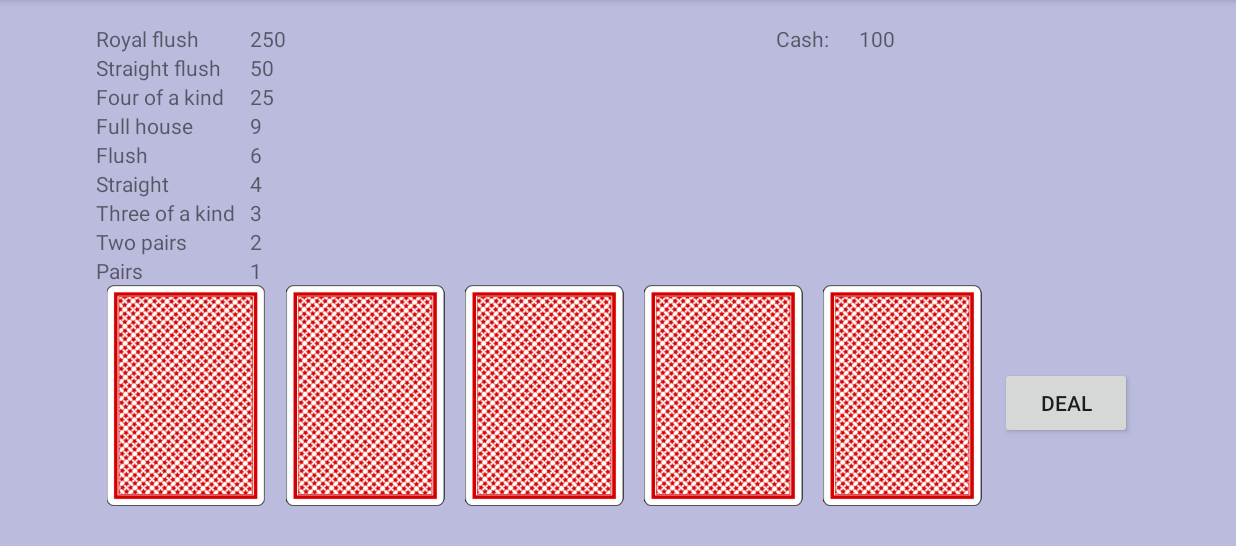
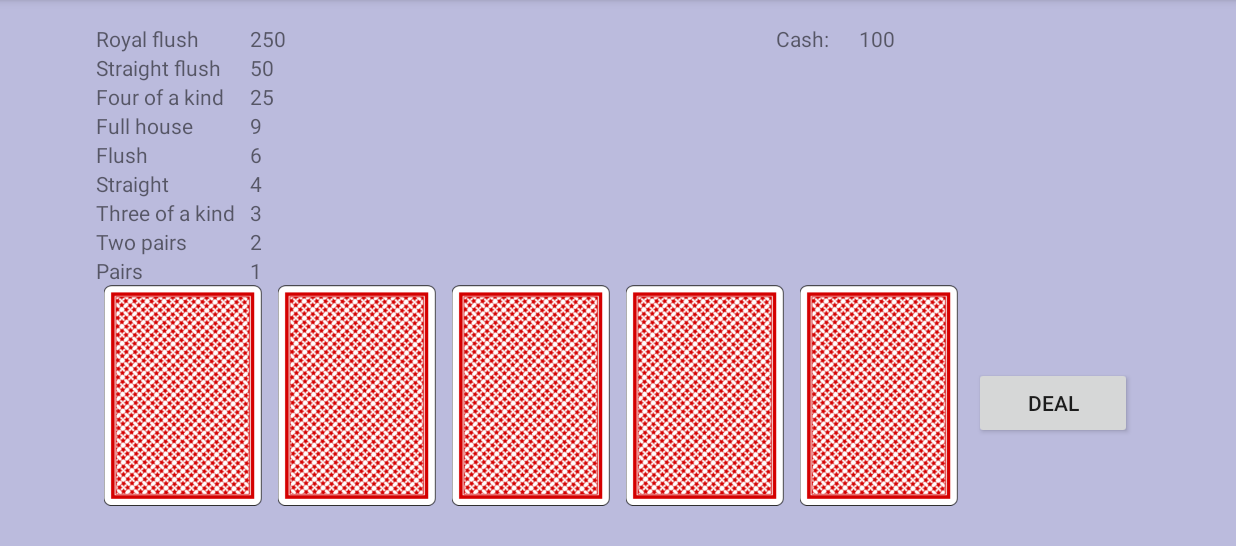
Before and after one commit to haavstr/videopoker, an Android app: the screen it shows after launch (GameActivity), on a phone screen of 824 x 412 dp (held sideways), the part 72-618 px from its top. Run offline under Robolectric (Android 15) with nearby library versions, the phone set to English and light mode, and no system bars.

Commit message:
Fixed views to keep size when changing cards

```diff
--- a/VideoPoker/app/src/main/java/no/haavstr/videopoker/GameActivity.java
+++ b/VideoPoker/app/src/main/java/no/haavstr/videopoker/GameActivity.java
@@ -27,7 +27,6 @@ public class GameActivity extends ActionBarActivity {
     private Button dealButton;
     private TextView cashView;
     public ImageView card1, card2, card3, card4, card5;
-    private ImageView [] cards = {card1, card2, card3, card4, card5};
     private Context context;
 
     public void onCreate(Bundle savedInstanceState) {
--- /dev/null
+++ b/VideoPoker/app/src/main/res/layout-land/activity_main.xml
@@ -0,0 +1,36 @@
+<LinearLayout xmlns:android="http://schemas.android.com/apk/res/android"
+    xmlns:tools="http://schemas.android.com/tools" android:layout_width="match_parent"
+    android:layout_height="match_parent" android:paddingLeft="@dimen/activity_horizontal_margin"
+    android:paddingRight="@dimen/activity_horizontal_margin"
+    android:paddingTop="@dimen/activity_vertical_margin"
+    android:paddingBottom="@dimen/activity_vertical_margin" tools:context=".MainActivity"
+    >
+
+
+    <TableLayout
+        android:layout_width="match_parent"
+        android:layout_height="match_parent"
+        android:layout_weight="1">
+
+        <TableRow>
+            <TextView android:id="@+id/card1" android:gravity="center_horizontal"
+                android:text="X" />
+            <TextView android:id="@+id/card2" android:gravity="center_horizontal"
+                android:text="X" />
+            <TextView android:id="@+id/card3" android:gravity="center_horizontal"
+                android:text="X" />
+            <TextView android:id="@+id/card4" android:gravity="center_horizontal"
+                android:text="X" />
+            <TextView android:id="@+id/card5" android:gravity="center_horizontal"
+                android:text="X" />
+            <Button android:id="@+id/deal" android:text="Deal" />
+        </TableRow>
+        <TableRow>
+             <Button android:id="@+id/hold1" android:text="@string/hold" />
+             <Button android:id="@+id/hold2" android:text="@string/hold" />
+             <Button android:id="@+id/hold3" android:text="@string/hold" />
+             <Button android:id="@+id/hold4" android:text="@string/hold" />
+             <Button android:id="@+id/hold5" android:text="@string/hold" />
+        </TableRow>
+        </TableLayout>
+</LinearLayout>
--- a/VideoPoker/app/src/main/res/layout/activity_game.xml
+++ b/VideoPoker/app/src/main/res/layout/activity_game.xml
@@ -1,16 +1,23 @@
-<LinearLayout xmlns:android="http://schemas.android.com/apk/res/android"
+<RelativeLayout xmlns:android="http://schemas.android.com/apk/res/android"
     xmlns:tools="http://schemas.android.com/tools" android:layout_width="match_parent"
-    android:layout_height="match_parent" android:paddingLeft="@dimen/activity_horizontal_margin"
+    android:layout_height="fill_parent"
+    android:paddingLeft="@dimen/activity_horizontal_margin"
     android:paddingRight="@dimen/activity_horizontal_margin"
     android:paddingTop="@dimen/activity_vertical_margin"
-    android:paddingBottom="@dimen/activity_vertical_margin" tools:context=".MainActivity"
-    android:orientation="vertical"
+    android:paddingBottom="@dimen/activity_vertical_margin"
+    tools:context=".MainActivity"
+
     android:baselineAligned="true"
     android:background="#BBBBDD">
+    <!--android:orientation="vertical"-->
+
 
     <LinearLayout
+        android:id="@+id/winningstable"
         android:layout_width="match_parent"
-        android:layout_height="wrap_content">
+        android:layout_height="wrap_content"
+        android:gravity="top"
+        >
 
         <TableLayout
             android:layout_width="wrap_content"
@@ -19,7 +26,8 @@
             android:baselineAligned="true">
             <TableRow android:layout_width="wrap_content"
                 android:layout_height="match_parent">
-                <TextView android:id="@+id/royalflushtitle" android:text="@string/royalflushtitle"/>
+                <TextView android:id="@+id/royalflushtitle" android:text="@string/royalflushtitle"
+                    android:layout_width="wrap_content" />
                 <TextView android:id="@+id/royalflushreward" android:text="@string/royalflushreward"
                     android:layout_marginLeft="10dp"/>
             </TableRow>
@@ -83,87 +91,69 @@
     <LinearLayout
         android:orientation="horizontal"
         android:layout_width="match_parent"
-        android:layout_height="wrap_content">
-
-        <ImageView android:id="@+id/card3" android:layout_gravity="left"
-                android:layout_width="wrap_content"
-                android:layout_height="wrap_content"
-                android:layout_weight="1"
-                android:src="@drawable/red_back"
-                android:contentDescription="Card number 3"
-                android:clickable="true"
-                android:cropToPadding="false"
-                android:scaleType="fitCenter"
-                android:layout_alignParentTop="true"
-                android:layout_toRightOf="@+id/hold2"
-                android:layout_toEndOf="@+id/hold2"
-            android:baselineAlignBottom="false"
-            android:focusable="false"
-            android:layout_margin="5dp" />
+        android:layout_height="fill_parent"
+        android:layout_gravity="bottom"
+        android:layout_weight="1"
+        android:layout_below="@id/winningstable"
+        android:layout_alignParentBottom="true"
+        android:gravity="end">
 
         <ImageView android:id="@+id/card1" android:layout_gravity="left"
-            android:layout_width="wrap_content"
-            android:layout_height="wrap_content"
+            android:layout_width="0px"
+            android:layout_height="fill_parent"
             android:layout_weight="1"
             android:src="@drawable/red_back"
             android:contentDescription="Card number 1"
             android:clickable="true"
-            android:cropToPadding="false"
             android:scaleType="fitCenter"
-            android:layout_alignParentTop="true"
             android:layout_alignParentLeft="true"
-            android:layout_alignParentStart="true"
             android:layout_margin="5dp" />
-
-        <ImageView android:id="@+id/card5" android:layout_gravity="left"
-                android:layout_width="wrap_content"
-                android:layout_height="wrap_content"
-                android:layout_weight="1"
-
-                android:src="@drawable/red_back"
-                android:contentDescription="Card number 5"
-                android:clickable="true"
-                android:cropToPadding="false"
-                android:scaleType="fitCenter"
-                android:layout_alignParentTop="true"
-                android:layout_alignRight="@+id/hold5"
-                android:layout_alignEnd="@+id/hold5"
+        <ImageView android:id="@+id/card2" android:layout_gravity="left"
+            android:layout_width="0px"
+            android:layout_height="fill_parent"
+            android:layout_weight="1"
+            android:src="@drawable/red_back"
+            android:contentDescription="Card number 2"
+            android:clickable="true"
+            android:scaleType="fitCenter"
+            android:layout_toRightOf="@+id/card1"
             android:layout_margin="5dp" />
-
-        <ImageView android:id="@+id/card2" android:layout_gravity="left"
-                android:layout_width="wrap_content"
-                android:layout_height="wrap_content"
-                android:layout_weight="1"
-                android:src="@drawable/red_back"
-                android:contentDescription="Card number 2"
-                android:clickable="true"
-                android:cropToPadding="false"
-                android:scaleType="fitCenter"
-                android:layout_alignParentTop="true"
-                android:layout_alignLeft="@+id/hold2"
-                android:layout_alignStart="@+id/hold2"
+        <ImageView android:id="@+id/card3" android:layout_gravity="left"
+            android:layout_width="0px"
+            android:layout_height="fill_parent"
+            android:layout_weight="1"
+            android:src="@drawable/red_back"
+            android:contentDescription="Card number 3"
+            android:clickable="true"
+            android:scaleType="fitCenter"
+            android:layout_toRightOf="@+id/card2"
             android:layout_margin="5dp" />
-
         <ImageView android:id="@+id/card4" android:layout_gravity="left"
-            android:layout_width="wrap_content"
-            android:layout_height="wrap_content"
+            android:layout_width="0px"
+            android:layout_height="fill_parent"
             android:layout_weight="1"
             android:src="@drawable/red_back"
             android:contentDescription="Card number 4"
             android:clickable="true"
-            android:cropToPadding="false"
             android:scaleType="fitCenter"
-            android:layout_alignParentTop="true"
-            android:layout_toRightOf="@+id/hold3"
-            android:layout_toEndOf="@+id/hold3"
+            android:layout_toRightOf="@+id/card3"
+            android:layout_margin="5dp" />
+        <ImageView android:id="@+id/card5" android:layout_gravity="left"
+            android:layout_width="0px"
+            android:layout_height="fill_parent"
+            android:layout_weight="1"
+            android:src="@drawable/red_back"
+            android:contentDescription="Card number 5"
+            android:clickable="true"
+            android:scaleType="fitCenter"
+            android:layout_toRightOf="@+id/card4"
             android:layout_margin="5dp" />
 
         <Button android:id="@+id/deal" android:text="Deal"
-            android:layout_gravity="center_vertical|right"
-            android:layout_width="wrap_content"
+            android:layout_weight="1"
+            android:layout_width="0px"
             android:layout_height="wrap_content"
-            android:layout_margin="5dp" />
-
+            android:layout_margin="5dp"
+            android:layout_gravity="center_vertical"/>
     </LinearLayout>
-
-</LinearLayout>
+</RelativeLayout>
--- a/VideoPoker/app/src/main/res/values/strings.xml
+++ b/VideoPoker/app/src/main/res/values/strings.xml
@@ -7,7 +7,7 @@
     <string name="cashvalue">0</string>
     <string name="deal">Deal</string>
     <string name="change">Change</string>
-
+    <string name="hold">Hold</string>
 
     <!--Names and values of the winning hands possible-->
     <string name="royalflushtitle">Royal flush</string>
```
